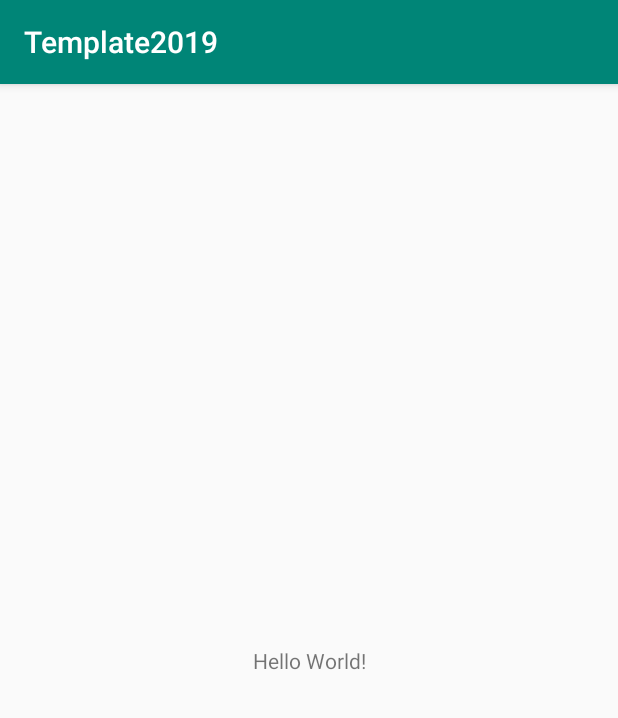
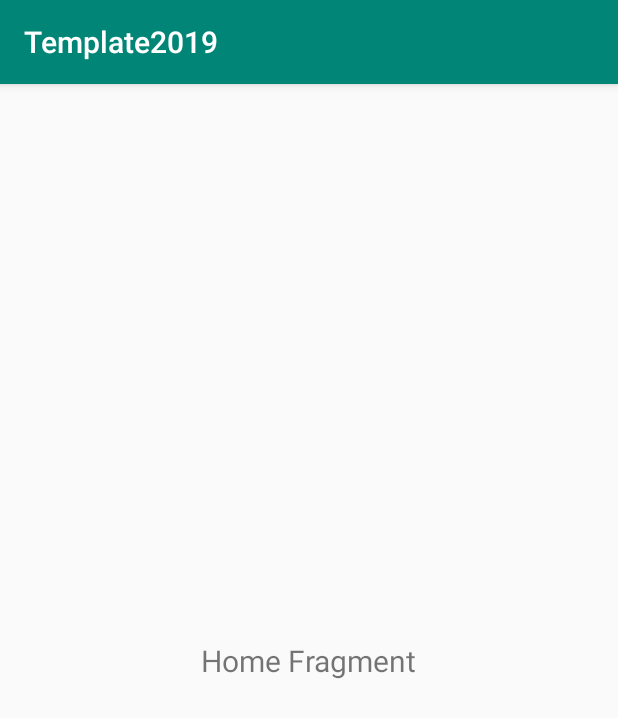
Before and after one commit to Pulimet/Template2019, an Android app: the screen it shows after launch (MainActivity), on a phone screen of 412 x 824 dp. Shown: the top 718 px of the screen. Run offline under Robolectric (Android 15) with nearby library versions, the phone set to English and light mode, and no system bars; libraries missing offline, so code that uses them is left out: net.alexandroid.utils; 3 statements that could not run were skipped.

Commit message:
Add Navigation Component and HomeFragment

```diff
--- a/app/build.gradle
+++ b/app/build.gradle
@@ -23,11 +23,17 @@ android {
 }
 
 dependencies {
+    def nav_version = "2.0.0"
+
     implementation fileTree(dir: 'libs', include: ['*.jar'])
     implementation"org.jetbrains.kotlin:kotlin-stdlib-jdk7:$kotlin_version"
     implementation 'androidx.appcompat:appcompat:1.0.2'
     implementation 'androidx.core:core-ktx:1.0.2'
     implementation 'androidx.constraintlayout:constraintlayout:1.1.3'
+
+    // Navigation
+    implementation "androidx.navigation:navigation-fragment-ktx:$nav_version"
+    implementation "androidx.navigation:navigation-ui-ktx:$nav_version"
 
     // AlexAndroid libs
     implementation "net.alexandroid.utils:mylog:1.2"
--- a/app/src/main/AndroidManifest.xml
+++ b/app/src/main/AndroidManifest.xml
@@ -11,7 +11,7 @@
             android:supportsRtl="true"
             android:theme="@style/AppTheme"
             tools:ignore="GoogleAppIndexingWarning">
-        <activity android:name=".MainActivity">
+        <activity android:name=".ui.MainActivity">
             <intent-filter>
                 <action android:name="android.intent.action.MAIN"/>
 
--- a/app/src/main/java/net/alexandroid/template2019/MainActivity.kt
+++ /dev/null
@@ -1,12 +0,0 @@
-package net.alexandroid.template2019
-
-import androidx.appcompat.app.AppCompatActivity
-import android.os.Bundle
-
-class MainActivity : AppCompatActivity() {
-
-    override fun onCreate(savedInstanceState: Bundle?) {
-        super.onCreate(savedInstanceState)
-        setContentView(R.layout.activity_main)
-    }
-}
--- /dev/null
+++ b/app/src/main/java/net/alexandroid/template2019/ui/HomeFragment.kt
@@ -0,0 +1,14 @@
+package net.alexandroid.template2019.ui
+
+import android.os.Bundle
+import android.view.LayoutInflater
+import android.view.View
+import android.view.ViewGroup
+import androidx.fragment.app.Fragment
+import net.alexandroid.template2019.R
+
+class HomeFragment : Fragment() {
+    override fun onCreateView(inflater: LayoutInflater, container: ViewGroup?, savedInstanceState: Bundle?): View? {
+        return inflater.inflate(R.layout.fragment_home, container, false)
+    }
+}
--- /dev/null
+++ b/app/src/main/java/net/alexandroid/template2019/ui/MainActivity.kt
@@ -0,0 +1,19 @@
+package net.alexandroid.template2019.ui
+
+import androidx.appcompat.app.AppCompatActivity
+import android.os.Bundle
+import androidx.navigation.NavController
+import androidx.navigation.findNavController
+import net.alexandroid.template2019.R
+
+class MainActivity : AppCompatActivity() {
+
+    private var navController: NavController? = null
+
+    override fun onCreate(savedInstanceState: Bundle?) {
+        super.onCreate(savedInstanceState)
+        setContentView(R.layout.activity_main)
+
+        navController = findNavController(R.id.nav_host_fragment)
+    }
+}
--- a/app/src/main/res/layout/activity_main.xml
+++ b/app/src/main/res/layout/activity_main.xml
@@ -5,15 +5,14 @@
         xmlns:app="http://schemas.android.com/apk/res-auto"
         android:layout_width="match_parent"
         android:layout_height="match_parent"
-        tools:context=".MainActivity">
+        tools:context=".ui.MainActivity">
 
-    <TextView
-            android:layout_width="wrap_content"
-            android:layout_height="wrap_content"
-            android:text="Hello World!"
-            app:layout_constraintBottom_toBottomOf="parent"
-            app:layout_constraintLeft_toLeftOf="parent"
-            app:layout_constraintRight_toRightOf="parent"
-            app:layout_constraintTop_toTopOf="parent"/>
+    <fragment
+            android:id="@+id/nav_host_fragment"
+            android:name="androidx.navigation.fragment.NavHostFragment"
+            android:layout_width="match_parent"
+            android:layout_height="match_parent"
+            app:navGraph="@navigation/nav_graph"
+            app:defaultNavHost="true"/>
 
 </androidx.constraintlayout.widget.ConstraintLayout>
--- /dev/null
+++ b/app/src/main/res/layout/fragment_home.xml
@@ -0,0 +1,18 @@
+<?xml version="1.0" encoding="utf-8"?>
+<androidx.constraintlayout.widget.ConstraintLayout xmlns:android="http://schemas.android.com/apk/res/android"
+                                                   xmlns:app="http://schemas.android.com/apk/res-auto"
+                                                   android:orientation="vertical"
+                                                   android:layout_width="match_parent"
+                                                   android:layout_height="match_parent">
+
+    <TextView
+            android:text="Home Fragment"
+            android:textSize="20sp"
+            android:layout_width="wrap_content"
+            android:layout_height="wrap_content"
+            android:id="@+id/textView"
+            app:layout_constraintStart_toStartOf="parent"
+            app:layout_constraintBottom_toBottomOf="parent"
+            app:layout_constraintTop_toTopOf="parent"
+            app:layout_constraintEnd_toEndOf="parent"/>
+</androidx.constraintlayout.widget.ConstraintLayout>
--- /dev/null
+++ b/app/src/main/res/navigation/nav_graph.xml
@@ -0,0 +1,13 @@
+<?xml version="1.0" encoding="utf-8"?>
+<navigation xmlns:android="http://schemas.android.com/apk/res/android"
+            xmlns:app="http://schemas.android.com/apk/res-auto"
+            xmlns:tools="http://schemas.android.com/tools"
+            android:id="@+id/nav_graph"
+            app:startDestination="@id/homeFragment">
+
+    <fragment android:id="@+id/homeFragment"
+              android:name="net.alexandroid.template2019.ui.HomeFragment"
+              android:label="fragment_home"
+              tools:layout="@layout/fragment_home">
+    </fragment>
+</navigation>
```
